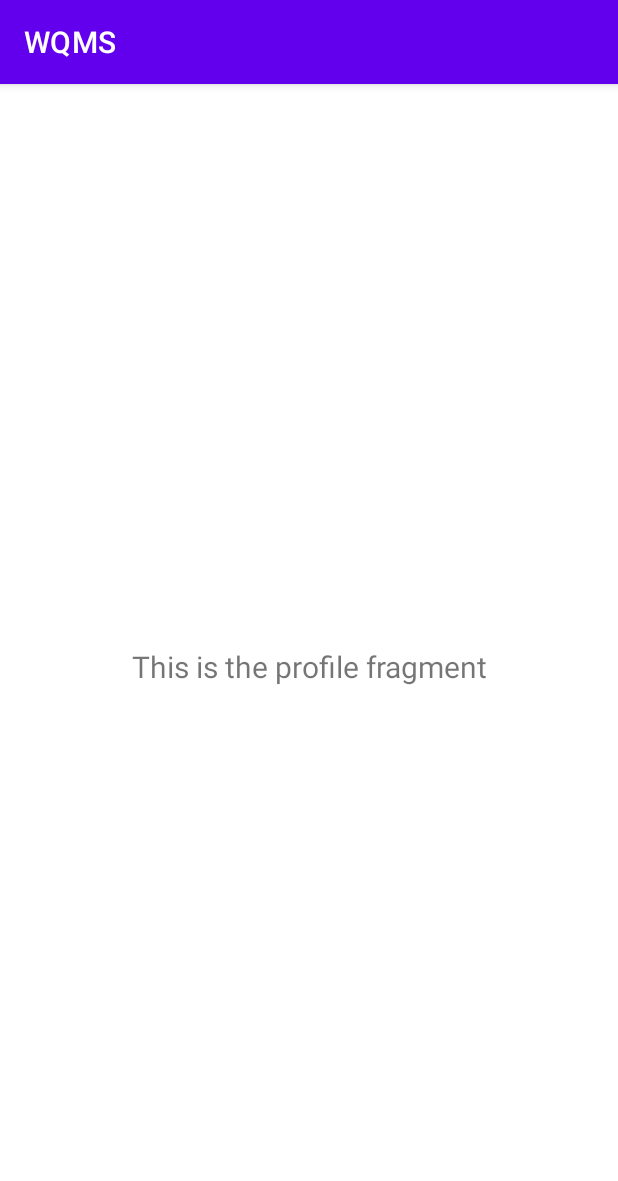
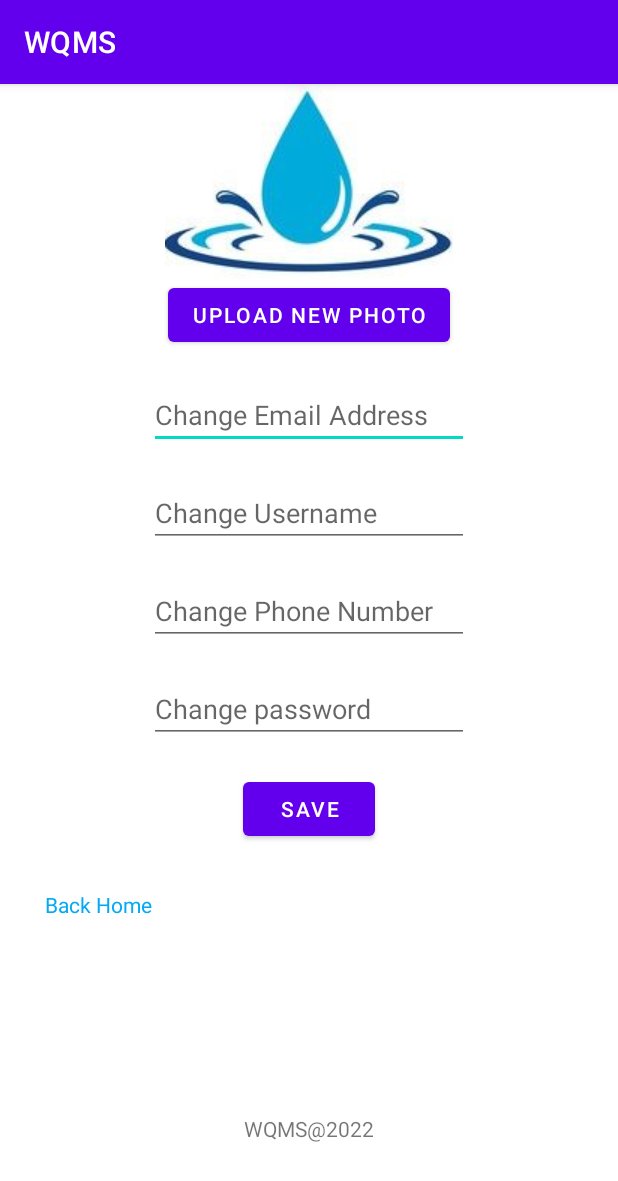
Before and after one commit to NjokiCynthia/Water_Quality_Management_System, an Android app: the fragment ProfileFragment shown on its own in the app's theme, on a phone screen of 412 x 824 dp. Shown: the top 1181 px of the screen. Run offline under Robolectric (Android 15) with nearby library versions, the light colour scheme and no system bars; 2 statements that could not run were skipped.

Commit message:
Design Edit Profile Page

```diff
--- a/app/src/main/res/layout/profile_fragment.xml
+++ b/app/src/main/res/layout/profile_fragment.xml
@@ -1,24 +1,91 @@
 <?xml version="1.0" encoding="utf-8"?>
-<androidx.constraintlayout.widget.ConstraintLayout
+<androidx.appcompat.widget.LinearLayoutCompat
     xmlns:android="http://schemas.android.com/apk/res/android"
+    xmlns:app="http://schemas.android.com/apk/res-auto"
     xmlns:tools="http://schemas.android.com/tools"
     android:layout_width="match_parent"
     android:layout_height="match_parent"
-    xmlns:app="http://schemas.android.com/apk/res-auto"
+    android:orientation="vertical"
     tools:context=".navigation.ui.Edit_Profile.ProfileFragment">
 
+
+    <ImageView
+        android:id="@+id/imageView7"
+        android:layout_width="wrap_content"
+        android:layout_height="wrap_content"
+        android:layout_gravity="center_horizontal"
+        android:src="@drawable/logo" />
+
+    <Button
+        android:id="@+id/button5"
+        android:layout_width="wrap_content"
+        android:layout_height="wrap_content"
+        android:layout_gravity="center_horizontal"
+        android:text="Upload New Photo" />
+
+
+    <EditText
+        android:id="@+id/editTextTextEmailAddress"
+        android:layout_width="wrap_content"
+        android:layout_height="wrap_content"
+        android:layout_marginTop="20dp"
+        android:ems="10"
+        android:hint="Change Email Address"
+        android:layout_gravity="center_horizontal"
+        android:inputType="textEmailAddress" />
+
+    <EditText
+        android:id="@+id/editTextTextPersonName4"
+        android:layout_width="wrap_content"
+        android:layout_height="wrap_content"
+        android:ems="10"
+        android:layout_marginTop="20dp"
+        android:layout_gravity="center_horizontal"
+        android:inputType="textPersonName"
+        android:hint="Change Username" />
+
+    <EditText
+        android:id="@+id/editTextTextPersonName5"
+        android:layout_width="wrap_content"
+        android:layout_height="wrap_content"
+        android:ems="10"
+        android:layout_marginTop="20dp"
+        android:layout_gravity="center_horizontal"
+        android:inputType="textPersonName"
+        android:hint="Change Phone Number" />
+
+    <EditText
+        android:id="@+id/editTextTextPersonName6"
+        android:layout_width="wrap_content"
+        android:layout_height="wrap_content"
+        android:ems="10"
+        android:layout_marginTop="20dp"
+        android:inputType="textPersonName"
+        android:layout_gravity="center_horizontal"
+        android:hint="Change password" />
+
+    <Button
+        android:id="@+id/button6"
+        android:layout_width="wrap_content"
+        android:layout_height="wrap_content"
+        android:layout_gravity="center_horizontal"
+        android:layout_marginTop="20dp"
+        android:text="SAVE" />
+
     <TextView
-        android:id="@+id/text_profile"
-        android:layout_width="match_parent"
+        android:id="@+id/textView12"
+        android:layout_width="wrap_content"
         android:layout_height="wrap_content"
-        android:layout_marginStart="8dp"
-        android:layout_marginTop="8dp"
-        android:layout_marginEnd="8dp"
-        android:textAlignment="center"
-        android:textSize="20sp"
-        app:layout_constraintBottom_toBottomOf="parent"
-        app:layout_constraintEnd_toEndOf="parent"
-        app:layout_constraintStart_toStartOf="parent"
-        app:layout_constraintTop_toTopOf="parent" />
+        android:layout_marginTop="30dp"
+        android:layout_marginLeft="30dp"
+        android:textColor="#03A9F4"
+        android:text="Back Home" />
 
-</androidx.constraintlayout.widget.ConstraintLayout>
+    <TextView
+        android:id="@+id/textView13"
+        android:layout_width="wrap_content"
+        android:layout_height="wrap_content"
+        android:layout_gravity="center_horizontal"
+        android:layout_marginTop="130dp"
+        android:text="WQMS@2022" />
+</androidx.appcompat.widget.LinearLayoutCompat>
```
Also changed, not shown: app/src/main/res/drawable/profile.png (added).
